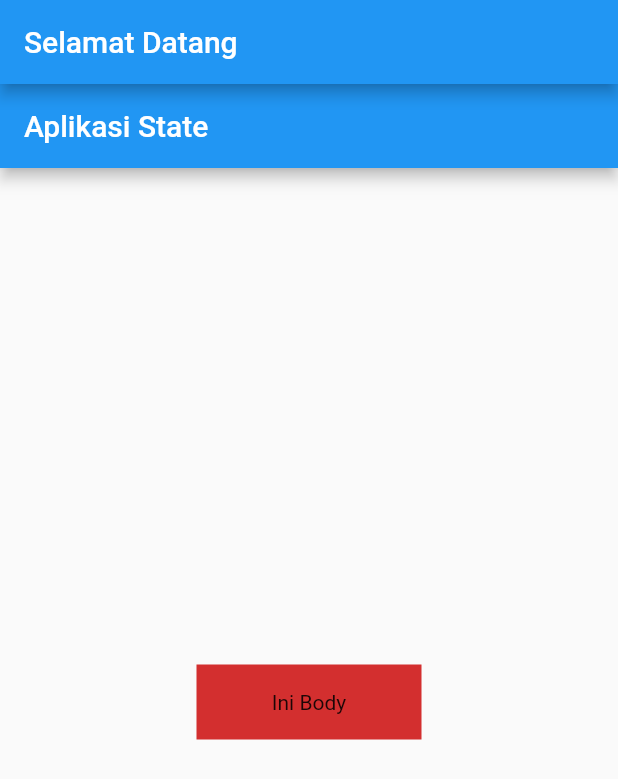
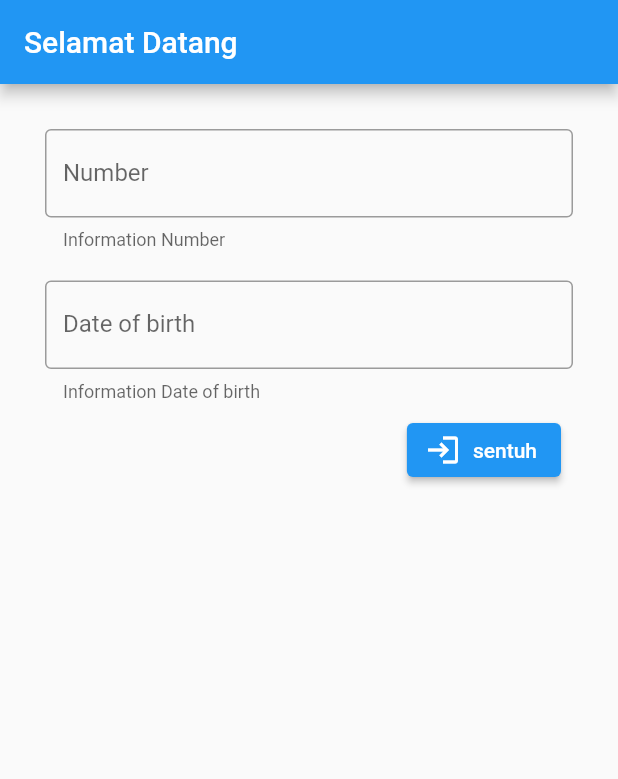
Before and after one commit to praztyobudi/SinauFlutter, a Flutter app: the screen it shows after launch, on a phone screen of 412 x 824 dp. Shown: the top 779 px of the screen. Run offline on Flutter 3.47's test engine with Material 2 defaults, Android fonts, the phone set to English and light mode, and no system bars.

Commit message:
tambah form

```diff
--- /dev/null
+++ b/lib/login.dart
@@ -0,0 +1,56 @@
+import 'package:flutter/material.dart';
+// import 'package:flutter/services.dart';
+
+class LoginPage extends StatefulWidget {
+  @override
+  _LoginPageState createState() => _LoginPageState();
+}
+
+class _LoginPageState extends State<LoginPage> {
+  @override
+  Widget build(BuildContext context) {
+    return Scaffold(
+      body: Padding(
+        padding: const EdgeInsets.all(30.0),
+        child: Column(
+          crossAxisAlignment: CrossAxisAlignment.center,
+          children: [
+            Container(
+              padding: const EdgeInsets.fromLTRB(0, 0, 0, 20),
+              child: TextField(
+                keyboardType: TextInputType.number,
+                decoration: const InputDecoration(
+                  border: OutlineInputBorder(),
+                  hintText: 'Insert Number',
+                  helperText: 'Information Number',
+                  labelText: 'Number',
+                ),
+              ),
+            ),
+            Container(
+              child: TextField(
+                keyboardType: TextInputType.number,
+                decoration: const InputDecoration(
+                  border: OutlineInputBorder(),
+                  hintText: 'Insert Date of birth',
+                  helperText: 'Information Date of birth',
+                  labelText: 'Date of birth',
+                ),
+              ),
+            ),
+            ButtonBar(
+              children: <Widget>[
+                ElevatedButton.icon(
+                    onPressed: () {
+                      print('tombol');
+                    },
+                    icon: Icon(Icons.login),
+                    label: Text('sentuh'))
+              ],
+            ),
+          ],
+        ),
+      ),
+    );
+  }
+}
--- a/lib/main.dart
+++ b/lib/main.dart
@@ -1,4 +1,5 @@
 import 'package:flutter/material.dart';
+import 'package:latihanflutter/login.dart';
 
 // void main() {
 //   runApp(MyApp());
@@ -14,7 +15,7 @@ class MyApp extends StatelessWidget {
         appBar: AppBar(
           title: Text("Selamat Datang"),
         ),
-        body: MainPage(),
+        body: LoginPage(),
       ),
     );
   }
--- a/pubspec.yaml
+++ b/pubspec.yaml
@@ -45,7 +45,8 @@ flutter:
   uses-material-design: true
 
   # To add assets to your application, add an assets section, like this:
-  # assets:
+  assets:
+      - assets/images/cat.png
   #   - images/a_dot_burr.jpeg
   #   - images/a_dot_ham.jpeg
 
```
Also changed, not shown: assets/images/cat.png (added), 1 other file.
